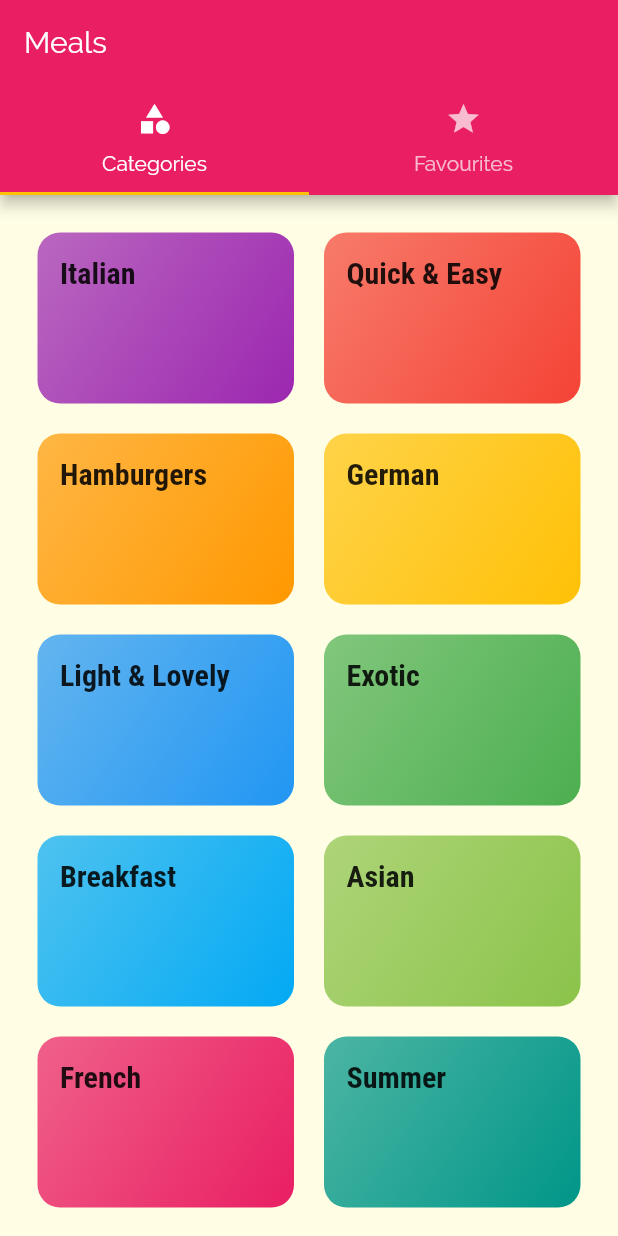
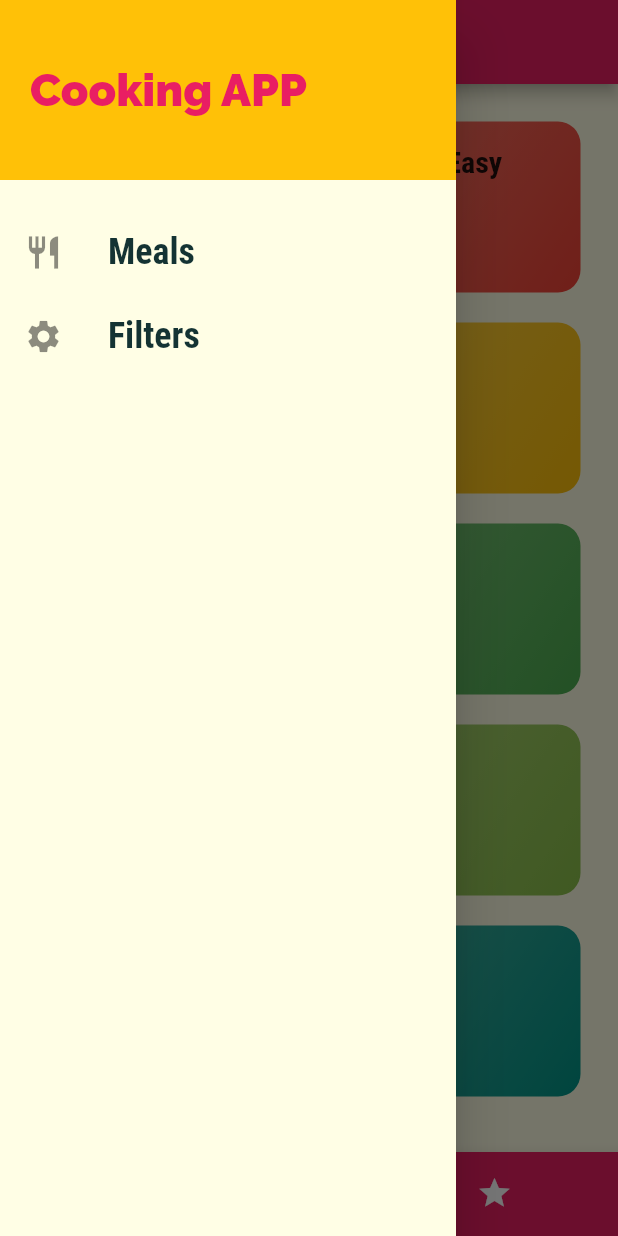
Before and after one commit to AhmedNasserSh/ExpensesApp-Flutter, a Flutter app: the screen it shows after launch, with the side drawer open (before the commit the screen has no drawer), on a phone screen of 412 x 824 dp. Run offline on Flutter 3.47's test engine with Material 2 defaults, Android fonts, the light colour scheme and no system bars.

Commit message:
Finalizing Meals App

```diff
--- a/Meals App/meals_app/lib/main.dart
+++ b/Meals App/meals_app/lib/main.dart
@@ -1,11 +1,68 @@
 import 'package:flutter/material.dart';
+import './dummy_data.dart';
+import './models/meal.dart';
 import './screens/category_meals_screen.dart';
 import './screens/meal_details_screen.dart';
 import './screens/tabs_screen.dart';
+import './screens/filters_screen.dart';
 
 void main() => runApp(MyApp());
 
-class MyApp extends StatelessWidget {
+class MyApp extends StatefulWidget {
+  @override
+  _MyAppState createState() => _MyAppState();
+}
+
+class _MyAppState extends State<MyApp> {
+  Map<String, bool> _filters = {
+    'gluten': false,
+    'vegan': false,
+    'vegetarian': false,
+    'lacttose': false,
+  };
+  List<Meal> _availableMeals = DUMMY_MEALS;
+  List<Meal> _favouriteMeals = [];
+
+  void _setFilters(Map<String, bool> filtersData) {
+    setState(() {
+      _filters = filtersData;
+      _availableMeals = DUMMY_MEALS.where((meal) {
+        if (_filters['gluten'] && !meal.isGlutenFree) {
+          return false;
+        }
+        if (_filters['lacttose'] && !meal.isLactoseFree) {
+          return false;
+        }
+        if (_filters['vegan'] && !meal.isVegan) {
+          return false;
+        }
+        if (_filters['vegetarian'] && !meal.isVegetarian) {
+          return false;
+        }
+        return true;
+      }).toList();
+    });
+  }
+
+  void _toggleFavourite(String modelId) {
+    final existingIndex =
+        _favouriteMeals.indexWhere((meal) => meal.id == modelId);
+    if (existingIndex != -1) {
+      setState(() {
+        _favouriteMeals.removeAt(existingIndex);
+      });
+    } else {
+      setState(() {
+        _favouriteMeals
+            .add(DUMMY_MEALS.firstWhere((meal) => meal.id == modelId));
+      });
+    }
+  }
+
+  bool _isMealFavourite(String id) {
+    return _favouriteMeals.any((meal) => meal.id == id);
+  }
+
   @override
   Widget build(BuildContext context) {
     return MaterialApp(
@@ -27,11 +84,14 @@ class MyApp extends StatelessWidget {
                 fontFamily: 'RobotoCondensed',
                 fontWeight: FontWeight.bold)),
       ),
-     // home: CategoriesScreen(),
+      // home: CategoriesScreen(),
       routes: {
-        '/':(ctx) => TapsScreen(),
-        CategoryMealsScreen.routeName:(ctx) => CategoryMealsScreen(),
-        MealDetailsScreen.routeName: (ctx) => MealDetailsScreen()
+        '/': (ctx) => TapsScreen(_favouriteMeals),
+        CategoryMealsScreen.routeName: (ctx) =>
+            CategoryMealsScreen(_availableMeals),
+        MealDetailsScreen.routeName: (ctx) =>
+            MealDetailsScreen(_toggleFavourite, _isMealFavourite),
+        FiltersScreen.routeName: (ctx) => FiltersScreen(_setFilters, _filters),
       },
       // onGenerateRoute: (settings){
       //   return MaterialPageRoute(builder: (ctx) => CategoryMealsScreen()); // for undefined routes
--- a/Meals App/meals_app/lib/screens/tabs_screen.dart
+++ b/Meals App/meals_app/lib/screens/tabs_screen.dart
@@ -1,29 +1,62 @@
 import 'package:flutter/material.dart';
 import './categories_screen.dart';
 import './favourites_screen.dart';
+import '../widgets/main_drawer.dart';
+import '../models/meal.dart';
 
 class TapsScreen extends StatefulWidget {
+  final List<Meal> favouriteMeals;
+  TapsScreen(this.favouriteMeals);
+
   @override
   _TapsScreenState createState() => _TapsScreenState();
 }
 
 class _TapsScreenState extends State<TapsScreen> {
+  List<Map<String, Object>> _screens;
+
+  int _selectedTapIndex = 0;
+
+  @override
+  void initState() {
+    _screens = [
+      {'page': CategoriesScreen(), 'title': 'Categories'},
+      {'page': FavouritesScreen(widget.favouriteMeals), 'title': 'Favourites'},
+    ];
+    super.initState();
+  }
+
+  void _selectTap(int index) {
+    setState(() => _selectedTapIndex = index);
+  }
+
   @override
   Widget build(BuildContext context) {
-    return DefaultTabController(
-      length: 2,
-      child: Scaffold(
-        appBar: AppBar(
-          title: Text('Meals'),
-          bottom: TabBar(tabs: <Widget>[
-            Tab(icon:Icon(Icons.category),text:'Categories'),
-            Tab(icon:Icon(Icons.star),text:'Favourites'),
-          ]),
-        ),
-        body: TabBarView(children: <Widget>[
-          CategoriesScreen(),
-          FavouritesScreen()
-        ],),
+    return Scaffold(
+      appBar: AppBar(
+        title: Text(_screens[_selectedTapIndex]['title']),
+      ),
+      drawer: MainDrawer(),
+      body: _screens[_selectedTapIndex]['page'],
+      bottomNavigationBar: BottomNavigationBar(
+        onTap: _selectTap,
+        backgroundColor: Theme.of(context).primaryColor,
+        unselectedItemColor: Colors.white,
+        selectedItemColor: Theme.of(context).accentColor,
+        currentIndex: _selectedTapIndex,
+        type: BottomNavigationBarType.shifting,
+        items: [
+          BottomNavigationBarItem(
+            backgroundColor: Theme.of(context).primaryColor,
+            icon: Icon(Icons.category),
+            title: Text('Categories'),
+          ),
+          BottomNavigationBarItem(
+            backgroundColor: Theme.of(context).primaryColor,
+            icon: Icon(Icons.star),
+            title: Text('Favourites'),
+          ),
+        ],
       ),
     );
   }
--- /dev/null
+++ b/Meals App/meals_app/lib/widgets/main_drawer.dart
@@ -0,0 +1,60 @@
+import 'package:flutter/material.dart';
+import '../screens/filters_screen.dart';
+
+class MainDrawer extends StatelessWidget {
+  Widget buildListTile(IconData icon, String title, Function action) {
+    return ListTile(
+      onTap: action,
+      leading: Icon(
+        icon,
+        size: 26,
+      ),
+      title: Text(
+        title,
+        style: TextStyle(
+          fontFamily: 'RobotoCondensed',
+          fontSize: 24,
+          fontWeight: FontWeight.bold,
+        ),
+      ),
+    );
+  }
+
+  @override
+  Widget build(BuildContext context) {
+    return Drawer(
+      child: Column(
+        children: <Widget>[
+          Container(
+            height: 120,
+            width: double.infinity,
+            padding: EdgeInsets.all(20),
+            alignment: Alignment.centerLeft,
+            color: Theme.of(context).accentColor,
+            child: Text(
+              'Cooking APP',
+              style: TextStyle(
+                fontWeight: FontWeight.w900,
+                fontSize: 30,
+                color: Theme.of(context).primaryColor,
+              ),
+            ),
+          ),
+          SizedBox(
+            height: 20,
+          ),
+          buildListTile(
+            Icons.restaurant,
+            'Meals',
+            () => Navigator.of(context).pushReplacementNamed('/'),
+          ),
+          buildListTile(
+            Icons.settings,
+            'Filters',
+            () => Navigator.of(context).pushReplacementNamed(FiltersScreen.routeName),
+          ),
+        ],
+      ),
+    );
+  }
+}
```
Also changed, not shown: Meals App/meals_app/lib/screens/category_meals_screen.dart (+31 -7 lines), Meals App/meals_app/lib/screens/favourites_screen.dart (+24 -3 lines), Meals App/meals_app/lib/screens/filters_screen.dart (added, +104 -0 lines), Meals App/meals_app/lib/screens/meal_details_screen.dart (+8 -0 lines), Meals App/meals_app/lib/widgets/meal_item.dart (+6 -2 lines), 2 other files.
